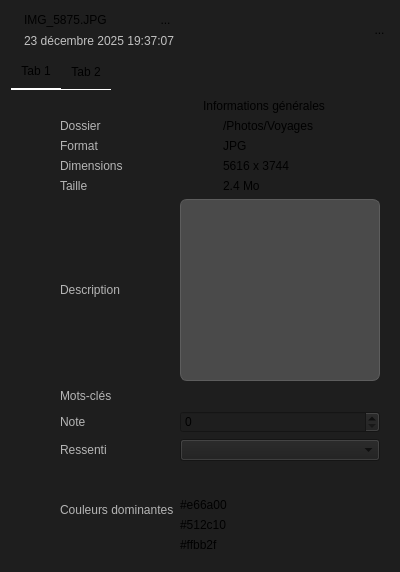
This is gallery/inspectorview.ui in Vrock691/IHM as Qt 5 draws it before an edit. The edited form follows.
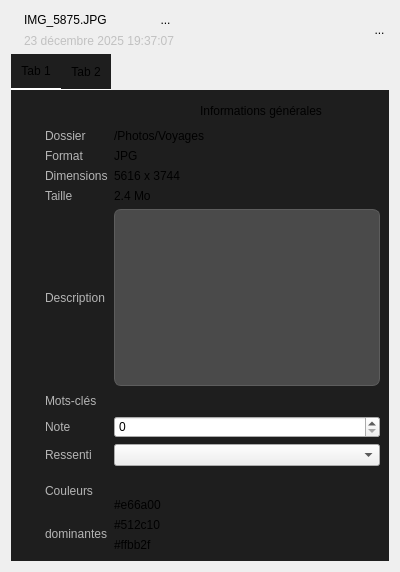
This is the edited form.

Commit message: Correction de style

What changed in the file:
```diff
--- a/gallery/inspectorview.ui
+++ b/gallery/inspectorview.ui
@@ -20,7 +20,10 @@
    <string>Form</string>
   </property>
   <property name="styleSheet">
-   <string notr="true">background-color: #1E1E1E;</string>
+   <string notr="true">QDockWidget {
+    background-color: #1E1E1E;
+    border: none; 
+}</string>
   </property>
   <layout class="QVBoxLayout" name="verticalLayout_3">
    <item>
@@ -148,9 +151,21 @@
        <item>
         <layout class="QVBoxLayout" name="verticalLayout_4">
          <item>
-          <layout class="QHBoxLayout" name="horizontalLayout_3">
+          <layout class="QHBoxLayout" name="genInfosTitle">
+           <property name="spacing">
+            <number>0</number>
+           </property>
            <item>
             <widget class="QLabel" name="iconInfo">
+             <property name="minimumSize">
+              <size>
+               <width>24</width>
+               <height>24</height>
+              </size>
+             </property>
+             <property name="styleSheet">
+              <string notr="true"/>
+             </property>
              <property name="text">
               <string/>
              </property>
@@ -158,6 +173,11 @@
            </item>
            <item>
             <widget class="QLabel" name="label">
+             <property name="styleSheet">
+              <string notr="true">QLabel{
+	font: 500 14pt &quot;Arial&quot;;
+}</string>
+             </property>
              <property name="text">
               <string>Informations générales</string>
              </property>
@@ -165,107 +185,6 @@
            </item>
           </layout>
          </item>
-         <item>
-          <layout class="QHBoxLayout" name="horizontalLayout_4">
-           <item>
-            <spacer name="verticalSpacer">
-             <property name="orientation">
-              <enum>Qt::Orientation::Vertical</enum>
-             </property>
-             <property name="sizeHint" stdset="0">
-              <size>
-               <width>40</width>
-               <height>68</height>
-              </size>
-             </property>
-            </spacer>
-           </item>
-           <item>
-            <layout class="QGridLayout" name="gridLayout">
-             <item row="2" column="0">
-              <widget class="QLabel" name="label_6">
-               <property name="styleSheet">
-                <string notr="true">QLabel {
-    color: #B5B5B5;
-    font: 500 12pt &quot;Segoe UI&quot;;
-}</string>
-               </property>
-               <property name="text">
-                <string>Dimensions</string>
-               </property>
-              </widget>
-             </item>
-             <item row="1" column="0">
-              <widget class="QLabel" name="label_5">
-               <property name="styleSheet">
-                <string notr="true">QLabel {
-    color: #B5B5B5;
-    font: 500 12pt &quot;Segoe UI&quot;;
-}</string>
-               </property>
-               <property name="text">
-                <string>Format</string>
-               </property>
-              </widget>
-             </item>
-             <item row="3" column="0">
-              <widget class="QLabel" name="label_7">
-               <property name="styleSheet">
-                <string notr="true">QLabel {
-    color: #B5B5B5;
-    font: 500 12pt &quot;Segoe UI&quot;;
-}</string>
-               </property>
-               <property name="text">
-                <string>Taille</string>
-               </property>
-              </widget>
-             </item>
-             <item row="0" column="0">
-              <widget class="QLabel" name="label_4">
-               <property name="styleSheet">
-                <string notr="true">QLabel {
-    color: #B5B5B5;
-    font: 500 12pt &quot;Segoe UI&quot;;
-}</string>
-               </property>
-               <property name="text">
-                <string>Dossier</string>
-               </property>
-              </widget>
-             </item>
-             <item row="0" column="1">
-              <widget class="QLabel" name="labelPath">
-               <property name="text">
-                <string>/Photos/Voyages</string>
-               </property>
-              </widget>
-             </item>
-             <item row="1" column="1">
-              <widget class="QLabel" name="labelFormat">
-               <property name="text">
-                <string>JPG</string>
-               </property>
-              </widget>
-             </item>
-             <item row="2" column="1">
-              <widget class="QLabel" name="labelDimensions">
-               <property name="text">
-                <string>5616 x 3744</string>
-               </property>
-              </widget>
-             </item>
-             <item row="3" column="1">
-              <widget class="QLabel" name="labelSize">
-               <property name="text">
-                <string>2.4 Mo</string>
-               </property>
-              </widget>
-             </item>
-            </layout>
-           </item>
-          </layout>
-         </item>
          <item>
           <layout class="QHBoxLayout" name="horizontalLayout_5">
            <item>
@@ -275,80 +194,22 @@
              </property>
              <property name="sizeHint" stdset="0">
               <size>
-               <width>40</width>
+               <width>25</width>
                <height>40</height>
               </size>
              </property>
             </spacer>
            </item>
            <item>
-            <layout class="QGridLayout" name="gridLayout_2">
-             <item row="2" column="0">
-              <widget class="QLabel" name="label_14">
-               <property name="styleSheet">
-                <string notr="true">QLabel {
-    color: #B5B5B5;
-    font: 500 12pt &quot;Segoe UI&quot;;
-}</string>
-               </property>
+            <layout class="QGridLayout" name="propsGridLayout">
+             <item row="2" column="1">
+              <widget class="QLabel" name="labelDimensions">
                <property name="text">
-                <string>Note</string>
+                <string>5616 x 3744</string>
                </property>
               </widget>
              </item>
-             <item row="3" column="0">
-              <widget class="QLabel" name="label_15">
-               <property name="styleSheet">
-                <string notr="true">QLabel {
-    color: #B5B5B5;
-    font: 500 12pt &quot;Segoe UI&quot;;
-}</string>
-               </property>
-               <property name="text">
-                <string>Ressenti</string>
-               </property>
-              </widget>
-             </item>
-             <item row="4" column="0">
-              <widget class="QLabel" name="label_16">
-               <property name="styleSheet">
-                <string notr="true">QLabel {
-    color: #B5B5B5;
-    font: 500 12pt &quot;Segoe UI&quot;;
-}</string>
-               </property>
-               <property name="text">
-                <string>Couleurs dominantes</string>
-               </property>
-              </widget>
-             </item>
-             <item row="0" column="0">
-              <widget class="QLabel" name="label_12">
-               <property name="styleSheet">
-                <string notr="true">QLabel {
-    color: #B5B5B5;
-    font: 500 12pt &quot;Segoe UI&quot;;
-}</string>
-               </property>
-               <property name="text">
-                <string>Description</string>
-               </property>
-              </widget>
-             </item>
-             <item row="1" column="0">
-              <widget class="QLabel" name="label_13">
-               <property name="styleSheet">
-                <string notr="true">QLabel {
-    color: #B5B5B5;
-    font: 500 12pt &quot;Segoe UI&quot;;
-}</string>
-               </property>
-               <property name="text">
-                <string>Mots-clés</string>
-               </property>
-              </widget>
-             </item>
-             <item row="0" column="1">
+             <item row="4" column="1">
               <widget class="QTextEdit" name="descriptionEdit">
                <property name="styleSheet">
                 <string notr="true">QTextEdit {
@@ -366,13 +227,115 @@
                </property>
               </widget>
              </item>
-             <item row="2" column="1">
-              <widget class="QSpinBox" name="spinBox"/>
+             <item row="1" column="0">
+              <widget class="QLabel" name="label_5">
+               <property name="styleSheet">
+                <string notr="true">QLabel {
+    color: #B5B5B5;
+    font: 700 12pt &quot;Arial&quot;;
+}</string>
+               </property>
+               <property name="text">
+                <string>Format</string>
+               </property>
+              </widget>
              </item>
-             <item row="3" column="1">
+             <item row="3" column="0">
+              <widget class="QLabel" name="label_7">
+               <property name="styleSheet">
+                <string notr="true">QLabel {
+    color: #B5B5B5;
+    font: 700 12pt &quot;Arial&quot;;
+}</string>
+               </property>
+               <property name="text">
+                <string>Taille</string>
+               </property>
+              </widget>
+             </item>
+             <item row="7" column="1">
               <widget class="QComboBox" name="comboBox"/>
              </item>
-             <item row="4" column="1">
+             <item row="1" column="1">
+              <widget class="QLabel" name="labelFormat">
+               <property name="text">
+                <string>JPG</string>
+               </property>
+              </widget>
+             </item>
+             <item row="2" column="0">
+              <widget class="QLabel" name="label_6">
+               <property name="styleSheet">
+                <string notr="true">QLabel {
+    color: #B5B5B5;
+    font: 700 12pt &quot;Arial&quot;;
+}</string>
+               </property>
+               <property name="text">
+                <string>Dimensions</string>
+               </property>
+              </widget>
+             </item>
+             <item row="6" column="0">
+              <widget class="QLabel" name="label_14">
+               <property name="styleSheet">
+                <string notr="true">QLabel {
+    color: #B5B5B5;
+    font: 700 12pt &quot;Arial&quot;;
+}</string>
+               </property>
+               <property name="text">
+                <string>Note</string>
+               </property>
+              </widget>
+             </item>
+             <item row="7" column="0">
+              <widget class="QLabel" name="label_15">
+               <property name="styleSheet">
+                <string notr="true">QLabel {
+    color: #B5B5B5;
+    font: 700 12pt &quot;Arial&quot;;
+}</string>
+               </property>
+               <property name="text">
+                <string>Ressenti</string>
+               </property>
+              </widget>
+             </item>
+             <item row="5" column="0">
+              <widget class="QLabel" name="label_13">
+               <property name="styleSheet">
+                <string notr="true">QLabel {
+    color: #B5B5B5;
+    font: 700 12pt &quot;Arial&quot;;
+}</string>
+               </property>
+               <property name="text">
+                <string>Mots-clés</string>
+               </property>
+              </widget>
+             </item>
+             <item row="4" column="0">
+              <widget class="QLabel" name="label_12">
+               <property name="styleSheet">
+                <string notr="true">QLabel {
+    color: #B5B5B5;
+    font: 700 12pt &quot;Arial&quot;;
+}</string>
+               </property>
+               <property name="text">
+                <string>Description</string>
+               </property>
+              </widget>
+             </item>
+             <item row="3" column="1">
+              <widget class="QLabel" name="labelSize">
+               <property name="text">
+                <string>2.4 Mo</string>
+               </property>
+              </widget>
+             </item>
+             <item row="8" column="1">
               <layout class="QVBoxLayout" name="verticalLayout_2">
                <item>
                 <spacer name="verticalSpacer_3">
@@ -410,11 +373,68 @@
                </item>
               </layout>
              </item>
-             <item row="1" column="1">
+             <item row="6" column="1">
+              <widget class="QSpinBox" name="spinBox"/>
+             </item>
+             <item row="5" column="1">
               <widget class="QWidget" name="tagsContainer" native="true">
                <layout class="QHBoxLayout" name="horizontalLayout_6"/>
               </widget>
              </item>
+             <item row="0" column="0">
+              <widget class="QLabel" name="label_4">
+               <property name="styleSheet">
+                <string notr="true">QLabel {
+    color: #B5B5B5;
+    font: 700 12pt &quot;Arial&quot;;
+}</string>
+               </property>
+               <property name="text">
+                <string>Dossier</string>
+               </property>
+              </widget>
+             </item>
+             <item row="0" column="1">
+              <widget class="QLabel" name="labelPath">
+               <property name="text">
+                <string>/Photos/Voyages</string>
+               </property>
+              </widget>
+             </item>
+             <item row="8" column="0">
+              <layout class="QVBoxLayout" name="verticalLayout_6">
+               <item>
+                <widget class="QLabel" name="label_2">
+                 <property name="styleSheet">
+                  <string notr="true">QLabel {
+    color: #B5B5B5;
+    font: 700 12pt &quot;Arial&quot;;
+	margin: 0;
+	padding: 0;
+}</string>
+                 </property>
+                 <property name="text">
+                  <string>Couleurs</string>
+                 </property>
+                </widget>
+               </item>
+               <item>
+                <widget class="QLabel" name="label_8">
+                 <property name="styleSheet">
+                  <string notr="true">QLabel {
+    color: #B5B5B5;
+    font: 700 12pt &quot;Arial&quot;;
+	margin: 0;
+	padding: 0;
+}</string>
+                 </property>
+                 <property name="text">
+                  <string>dominantes</string>
+                 </property>
+                </widget>
+               </item>
+              </layout>
+             </item>
             </layout>
            </item>
           </layout>
```
Left out of the diff: 2 changed lines with no effect on the pictures. The commit also changes 2 other files.
